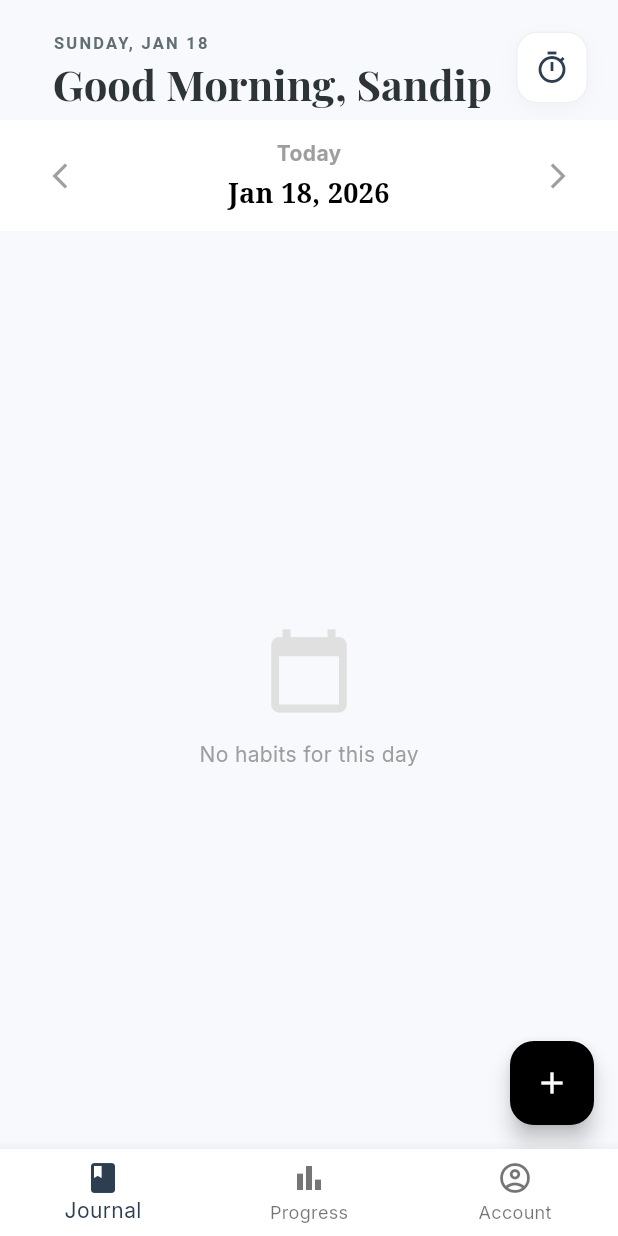
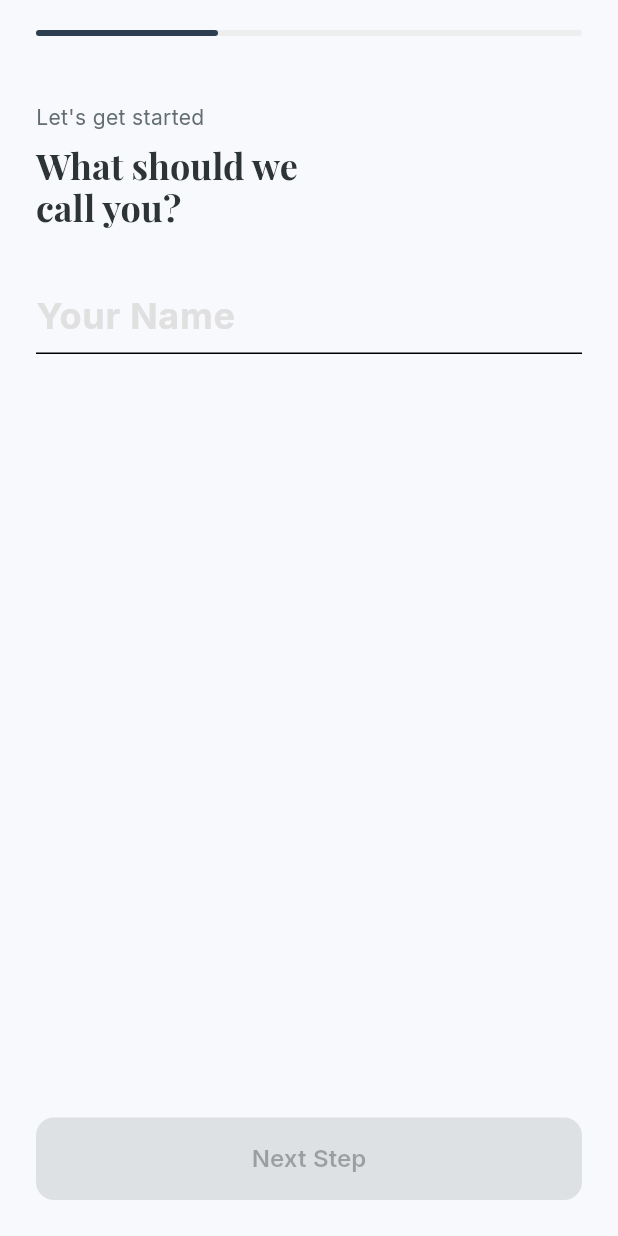
Before and after one commit to sandip3022/Habit-Tracker-App, a Flutter app: the screen it shows after launch, on a phone screen of 412 x 824 dp. Run offline on Flutter 3.47's test engine with Material 3 defaults, Android fonts, the phone set to English and light mode, and no system bars; our stand-ins replace flutter_riverpod, flutter_secure_storage, google_fonts, hive, hive_flutter, local_auth and 1 more; accounts and stored records are empty.

Commit message:
Implement onboarding flow: add SplashScreen, LoginScreen, and OnboardingScreen; integrate user state management with UserNotifier and update main app entry point.

```diff
--- /dev/null
+++ b/lib/features/onboarding/presentation/pages/onboarding_screen.dart
@@ -0,0 +1,255 @@
+import 'package:flutter/material.dart';
+import 'package:flutter_riverpod/flutter_riverpod.dart';
+import 'package:habit_tracker_app_2026/features/habit_tracker/domain/entities/habit_entity.dart';
+import 'package:habit_tracker_app_2026/features/habit_tracker/presentation/pages/home_page.dart';
+import 'package:habit_tracker_app_2026/features/habit_tracker/presentation/pages/privacy_lock_page.dart';
+import 'package:habit_tracker_app_2026/main.dart';
+import '../../../../core/theme/app_colors.dart';
+import '../state_management/user_provider.dart';
+import 'package:uuid/uuid.dart';
+
+class OnboardingScreen extends ConsumerStatefulWidget {
+  const OnboardingScreen({super.key});
+
+  @override
+  ConsumerState<OnboardingScreen> createState() => _OnboardingScreenState();
+}
+
+class _OnboardingScreenState extends ConsumerState<OnboardingScreen> {
+  final PageController _pageController = PageController();
+  final TextEditingController _nameController = TextEditingController();
+
+  int _currentPage = 0;
+  final Set<String> _selectedHabits = {}; // Store IDs of selected predefined habits
+
+  // Pre-defined habits for Step 2
+  final List<Map<String, dynamic>> _starterHabits = [
+    {'title': 'Drink Water', 'icon': 0xe0b0, 'color': 0xFF0984E3}, // Blue
+    {'title': 'Read Books', 'icon': 0xe198, 'color': 0xFF6C5CE7},  // Purple
+    {'title': 'Exercise', 'icon': 0xeb43, 'color': 0xFFFF6B6B},    // Coral
+    {'title': 'Meditation', 'icon': 0xe318, 'color': 0xFF00B894},  // Teal
+    {'title': 'Journaling', 'icon': 0xe156, 'color': 0xFFE17055},  // Orange
+    {'title': 'Early Sleep', 'icon': 0xf06b, 'color': 0xFF2C3E50}, // Midnight
+  ];
+
+  void _nextPage() {
+    _pageController.nextPage(duration: const Duration(milliseconds: 400), curve: Curves.easeInOut);
+  }
+
+  Future<void> _finishOnboarding() async {
+    // 1. Create selected habits
+    for (var habitData in _starterHabits) {
+      if (_selectedHabits.contains(habitData['title'])) {
+        final habit = HabitEntity(
+          id: const Uuid().v4(),
+          title: habitData['title'],
+          iconCode: habitData['icon'],
+          colorValue: habitData['color'],
+          completedDates: [],
+          frequency: HabitFrequency.daily,
+          targetDays: [],
+          createdAt: DateTime.now(),
+        );
+        ref.read(habitNotifierProvider.notifier).addHabit(habit, DateTime.now());
+      }
+    }
+
+    // 2. Save Name & Complete Flag
+    await ref.read(userProvider.notifier).setName(_nameController.text.trim());
+    await ref.read(userProvider.notifier).completeOnboarding();
+
+    // 3. Go Home
+    if (!mounted) return;
+    Navigator.of(context).pushReplacement(MaterialPageRoute(builder: (_) => const HomePage()));
+  }
+
+  @override
+  Widget build(BuildContext context) {
+    return Scaffold(
+      backgroundColor: AppColors.background,
+      body: SafeArea(
+        child: Column(
+          children: [
+            // Progress Indicator (Optional)
+            Padding(
+              padding: const EdgeInsets.symmetric(horizontal: 24, vertical: 20),
+              child: LinearProgressIndicator(
+                value: (_currentPage + 1) / 3,
+                backgroundColor: Colors.grey[200],
+                color: AppColors.primary,
+                borderRadius: BorderRadius.circular(4),
+              ),
+            ),
+
+            Expanded(
+              child: PageView(
+                controller: _pageController,
+                physics: const NeverScrollableScrollPhysics(), // Disable swipe to force buttons
+                onPageChanged: (idx) => setState(() => _currentPage = idx),
+                children: [
+                  _buildNameStep(),
+                  _buildHabitStep(),
+                  _buildSecurityStep(),
+                ],
+              ),
+            ),
+          ],
+        ),
+      ),
+    );
+  }
+
+  // --- STEP 1: NAME ---
+  Widget _buildNameStep() {
+    return Padding(
+      padding: const EdgeInsets.all(24.0),
+      child: Column(
+        mainAxisAlignment: MainAxisAlignment.center,
+        crossAxisAlignment: CrossAxisAlignment.start,
+        children: [
+          Text("Let's get started", style: TextStyle(color: AppColors.textSecondary)),
+          const SizedBox(height: 8),
+          Text("What should we\ncall you?", style: Theme.of(context).textTheme.displayMedium),
+          const SizedBox(height: 32),
+          TextField(
+            controller: _nameController,
+            style: const TextStyle(fontSize: 24, fontWeight: FontWeight.bold),
+            decoration: InputDecoration(
+              hintText: "Your Name",
+              hintStyle: TextStyle(color: Colors.grey[300]),
+              border: UnderlineInputBorder(borderSide: BorderSide(color: AppColors.primary)),
+              focusedBorder: UnderlineInputBorder(borderSide: BorderSide(color: AppColors.primary, width: 2)),
+            ),
+            onChanged: (val) => setState(() {}), // Rebuild to enable button
+          ),
+          const Spacer(),
+          SizedBox(
+            width: double.infinity,
+            child: ElevatedButton(
+              onPressed: _nameController.text.isNotEmpty ? _nextPage : null,
+              child: const Text("Next Step"),
+            ),
+          )
+        ],
+      ),
+    );
+  }
+
+  // --- STEP 2: HABITS ---
+  Widget _buildHabitStep() {
+    return Padding(
+      padding: const EdgeInsets.all(24.0),
+      child: Column(
+        crossAxisAlignment: CrossAxisAlignment.start,
+        children: [
+          Text("Kickstart your journey", style: TextStyle(color: AppColors.textSecondary)),
+          const SizedBox(height: 8),
+          Text("Pick some habits", style: Theme.of(context).textTheme.displayMedium),
+          const SizedBox(height: 8),
+          Text("You can edit these later", style: TextStyle(color: Colors.grey[500], fontSize: 14)),
+          const SizedBox(height: 32),
+
+          Expanded(
+            child: GridView.builder(
+              gridDelegate: const SliverGridDelegateWithFixedCrossAxisCount(
+                crossAxisCount: 2,
+                crossAxisSpacing: 16,
+                mainAxisSpacing: 16,
+                childAspectRatio: 1.3,
+              ),
+              itemCount: _starterHabits.length,
+              itemBuilder: (context, index) {
+                final habit = _starterHabits[index];
+                final isSelected = _selectedHabits.contains(habit['title']);
+                return GestureDetector(
+                  onTap: () {
+                    setState(() {
+                      if (isSelected) _selectedHabits.remove(habit['title']);
+                      else _selectedHabits.add(habit['title']);
+                    });
+                  },
+                  child: AnimatedContainer(
+                    duration: const Duration(milliseconds: 200),
+                    decoration: BoxDecoration(
+                      color: isSelected ? AppColors.primary : AppColors.surface,
+                      borderRadius: BorderRadius.circular(16),
+                      border: Border.all(
+                        color: isSelected ? Colors.transparent : Colors.grey[200]!,
+                      ),
+                      boxShadow: isSelected
+                          ? [BoxShadow(color: AppColors.primary.withOpacity(0.4), blurRadius: 10, offset: const Offset(0, 4))]
+                          : [],
+                    ),
+                    child: Column(
+                      mainAxisAlignment: MainAxisAlignment.center,
+                      children: [
+                        Icon(IconData(habit['icon'], fontFamily: 'MaterialIcons'),
+                             size: 32,
+                             color: isSelected ? Colors.white : Color(habit['color'])),
+                        const SizedBox(height: 12),
+                        Text(habit['title'],
+                             style: TextStyle(
+                               fontWeight: FontWeight.bold,
+                               color: isSelected ? Colors.white : AppColors.textPrimary
+                             )),
+                      ],
+                    ),
+                  ),
+                );
+              },
+            ),
+          ),
+
+          Row(
+            children: [
+              TextButton(onPressed: _nextPage, child: const Text("Skip")),
+              const Spacer(),
+              ElevatedButton(onPressed: _nextPage, child: const Text("Next Step")),
+            ],
+          )
+        ],
+      ),
+    );
+  }
+
+  // --- STEP 3: SECURITY ---
+  Widget _buildSecurityStep() {
+    return Padding(
+      padding: const EdgeInsets.all(24.0),
+      child: Column(
+        mainAxisAlignment: MainAxisAlignment.center,
+        children: [
+           Icon(Icons.lock_outline_rounded, size: 80, color: AppColors.primary),
+           const SizedBox(height: 24),
+           Text("Protect your privacy", style: Theme.of(context).textTheme.displayMedium, textAlign: TextAlign.center),
+           const SizedBox(height: 12),
+           Text("Secure your journal with a PIN or Biometrics.",
+             textAlign: TextAlign.center,
+             style: TextStyle(color: AppColors.textSecondary)
+           ),
+           const SizedBox(height: 48),
+
+           // Setup Button
+           SizedBox(
+             width: double.infinity,
+             child: ElevatedButton(
+               onPressed: () {
+                 // Push Privacy Page, then finish on return
+                 Navigator.push(context, MaterialPageRoute(builder: (_) => const PrivacyLockPage()))
+                     .then((_) => _finishOnboarding());
+               },
+               child: const Text("Set up Security"),
+             ),
+           ),
+           const SizedBox(height: 16),
+
+           // Skip Button
+           TextButton(
+             onPressed: _finishOnboarding,
+             child: Text("Skip for now", style: TextStyle(color: AppColors.textSecondary))
+           ),
+        ],
+      ),
+    );
+  }
+}
--- /dev/null
+++ b/lib/features/onboarding/presentation/state_management/user_provider.dart
@@ -0,0 +1,38 @@
+import 'package:flutter_riverpod/flutter_riverpod.dart';
+import 'package:hive/hive.dart';
+
+class UserState {
+  final String name;
+  final bool isOnboardingCompleted;
+
+  UserState({required this.name, required this.isOnboardingCompleted});
+}
+
+class UserNotifier extends StateNotifier<UserState> {
+  UserNotifier() : super(UserState(name: '', isOnboardingCompleted: false)) {
+    _loadUser();
+  }
+
+  void _loadUser() {
+    final box = Hive.box('settings');
+    final name = box.get('userName', defaultValue: '') as String;
+    final completed = box.get('onboardingCompleted', defaultValue: false) as bool;
+    state = UserState(name: name, isOnboardingCompleted: completed);
+  }
+
+  Future<void> setName(String name) async {
+    final box = Hive.box('settings');
+    await box.put('userName', name);
+    state = UserState(name: name, isOnboardingCompleted: state.isOnboardingCompleted);
+  }
+
+  Future<void> completeOnboarding() async {
+    final box = Hive.box('settings');
+    await box.put('onboardingCompleted', true);
+    state = UserState(name: state.name, isOnboardingCompleted: true);
+  }
+}
+
+final userProvider = StateNotifierProvider<UserNotifier, UserState>((ref) {
+  return UserNotifier();
+});
--- a/lib/main.dart
+++ b/lib/main.dart
@@ -3,6 +3,7 @@ import 'package:flutter_riverpod/flutter_riverpod.dart';
 import 'package:habit_tracker_app_2026/core/theme/app_theme.dart';
 import 'package:habit_tracker_app_2026/features/habit_tracker/domain/usecases/delete_habit.dart';
 import 'package:habit_tracker_app_2026/features/habit_tracker/domain/usecases/update_habit.dart';
+import 'package:habit_tracker_app_2026/features/onboarding/presentation/pages/splash_screen.dart';
 import 'package:hive_flutter/hive_flutter.dart';
 
 // --- IMPORTS FROM YOUR FOLDER STRUCTURE ---
@@ -19,7 +20,6 @@ import 'features/habit_tracker/domain/usecases/create_habit.dart';
 
 // 3. Presentation Layer
 import 'features/habit_tracker/presentation/state_management/habit_provider.dart';
-import 'features/habit_tracker/presentation/pages/home_page.dart';
 
 // -----------------------------------------------------------------------------
 // DEPENDENCY INJECTION (WIRING THE LAYERS)
@@ -124,7 +124,7 @@ class MyApp extends StatelessWidget {
       theme: AppTheme.lightTheme,
 
       // Start at Home Page
-      home: const HomePage(),
+      home:  const SplashScreen(),
     );
   }
 }
```
Also changed, not shown: lib/features/onboarding/presentation/pages/login_screen.dart (added, +75 -0 lines), lib/features/onboarding/presentation/pages/splash_screen.dart (added, +139 -0 lines).
